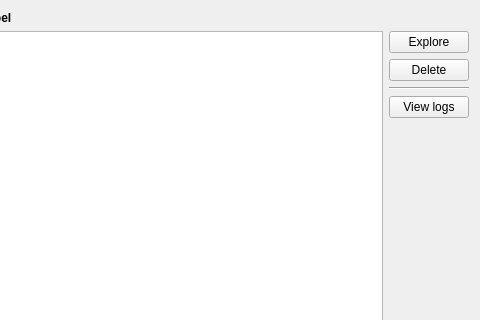
Old version of the form src/apps/openfluid-builder/outputs/OutputsWidget.ui in the repository OpenFLUID/openfluid; both pictures show x 182 to 662 and y 0 to 320 of the 662 by 491 pixel window.
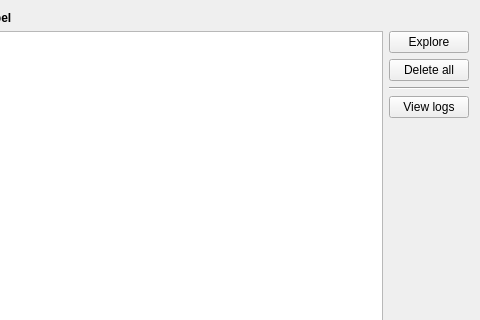
New version of the form. Custom widgets are drawn as their Qt base class.

Diff of the .ui file:
```diff
--- a/src/apps/openfluid-builder/outputs/OutputsWidget.ui
+++ b/src/apps/openfluid-builder/outputs/OutputsWidget.ui
@@ -58,7 +58,7 @@
        <item>
         <widget class="QPushButton" name="ClearButton">
          <property name="text">
-          <string>Delete</string>
+          <string>Delete all</string>
          </property>
         </widget>
        </item>
```
